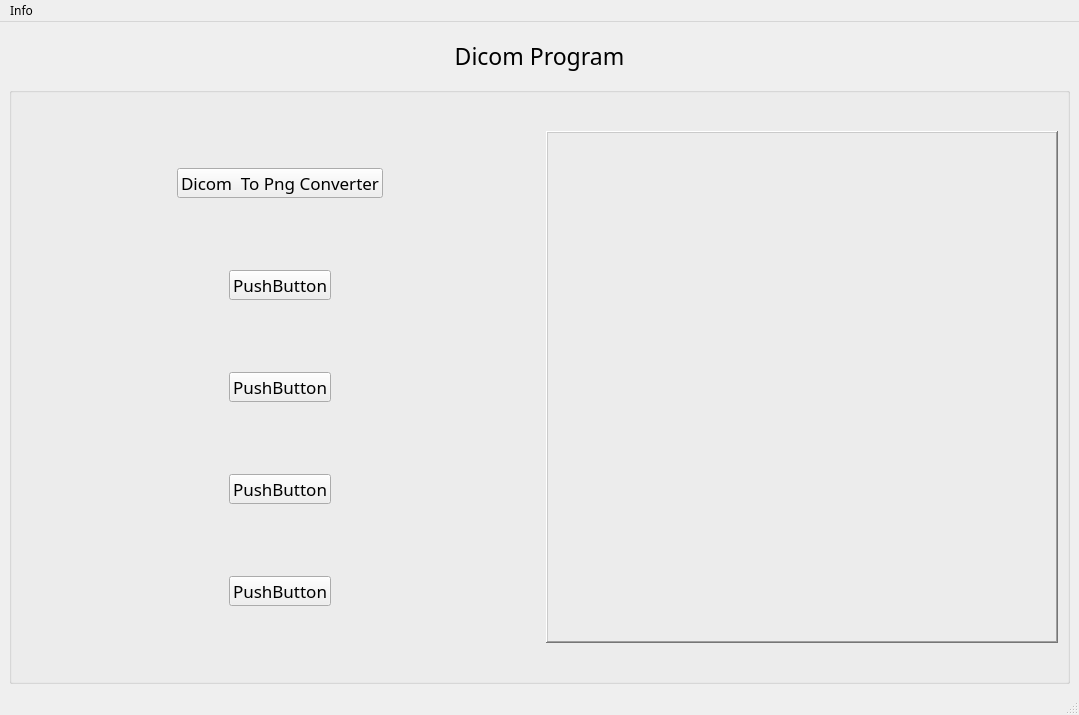
Rodelph/Dicom-Image-Converter, file MainWindow/src/MainWindow/mainwindow.ui: the form before one commit.
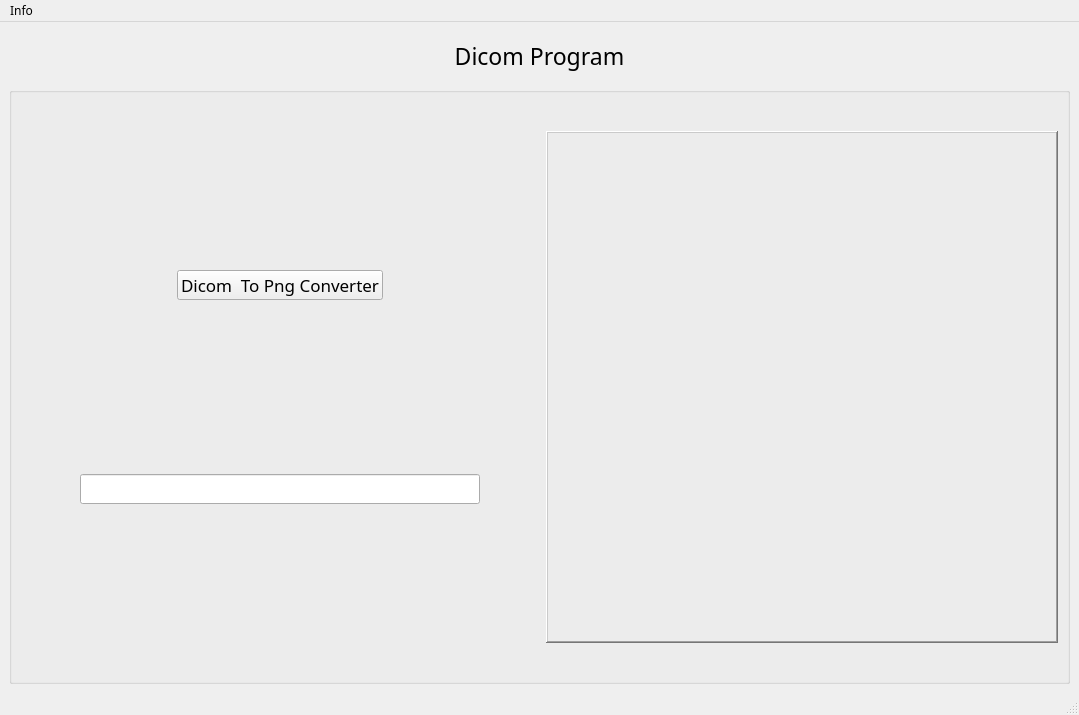
The form after the commit.

The edit to the form file:
```diff
--- a/MainWindow/src/MainWindow/mainwindow.ui
+++ b/MainWindow/src/MainWindow/mainwindow.ui
@@ -83,54 +83,24 @@
               </widget>
              </item>
              <item alignment="Qt::AlignHCenter">
-              <widget class="QPushButton" name="pushButton">
-               <property name="maximumSize">
-                <size>
-                 <width>300</width>
-                 <height>30</height>
-                </size>
+              <widget class="QLineEdit" name="lineEdit">
+               <property name="sizePolicy">
+                <sizepolicy hsizetype="Expanding" vsizetype="Fixed">
+                 <horstretch>0</horstretch>
+                 <verstretch>0</verstretch>
+                </sizepolicy>
                </property>
-               <property name="text">
-                <string>PushButton</string>
-               </property>
-              </widget>
-             </item>
-             <item alignment="Qt::AlignHCenter">
-              <widget class="QPushButton" name="pushButton_2">
-               <property name="maximumSize">
+               <property name="minimumSize">
                 <size>
-                 <width>300</width>
+                 <width>400</width>
                  <height>30</height>
                 </size>
                </property>
-               <property name="text">
-                <string>PushButton</string>
-               </property>
-              </widget>
-             </item>
-             <item alignment="Qt::AlignHCenter">
-              <widget class="QPushButton" name="pushButton_4">
                <property name="maximumSize">
                 <size>
-                 <width>300</width>
+                 <width>400</width>
                  <height>30</height>
                 </size>
-               </property>
-               <property name="text">
-                <string>PushButton</string>
-               </property>
-              </widget>
-             </item>
-             <item alignment="Qt::AlignHCenter">
-              <widget class="QPushButton" name="pushButton_3">
-               <property name="maximumSize">
-                <size>
-                 <width>300</width>
-                 <height>30</height>
-                </size>
-               </property>
-               <property name="text">
-                <string>PushButton</string>
                </property>
               </widget>
              </item>
```
